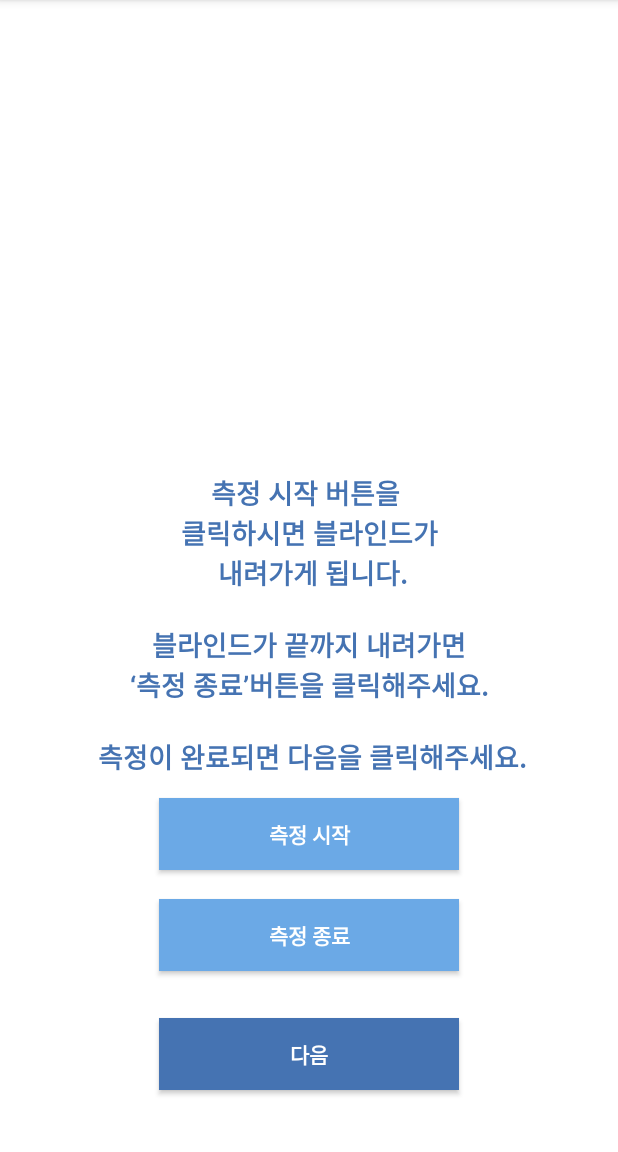
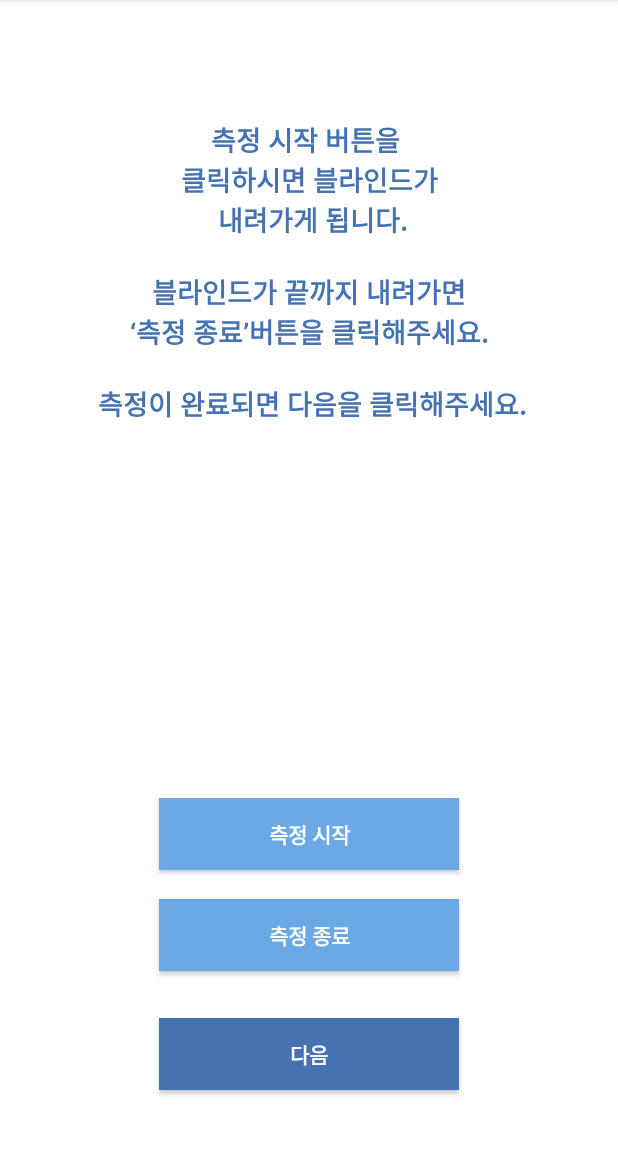
Before and after one commit to vh2000xm/Blind, an Android app: the fragment help_v4_Fragment shown on its own in the app's theme, on a phone screen of 412 x 824 dp, the part 84-1236 px from its top. Run offline under Robolectric (Android 15) with nearby library versions, the phone set to English and light mode, and no system bars.

```diff
--- a/app/src/main/res/layout/help_bluetooth_v4.xml
+++ b/app/src/main/res/layout/help_bluetooth_v4.xml
@@ -14,9 +14,9 @@
             android:id="@+id/textView6"
             android:layout_width="match_parent"
             android:layout_height="wrap_content"
-            android:layout_above="@+id/btn_testStart"
             android:layout_alignParentStart="true"
-            android:layout_marginBottom="14dp"
+            android:layout_alignParentTop="true"
+            android:layout_marginTop="80dp"
             android:text="@string/v4"
             android:textAlignment="center"
             android:textColor="@color/Main_Blue"
```
Also changed, not shown: app/src/main/java/com/example/innoz/iotapplication/Help_Bluetooth_Activity.java (+31 -22 lines), app/src/main/java/com/example/innoz/iotapplication/help_bluetooth/help_v1_Fragment.java (+10 -0 lines).
